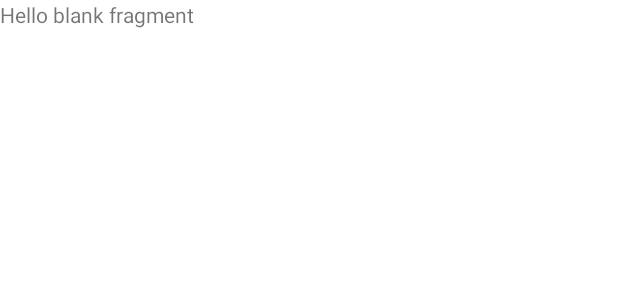
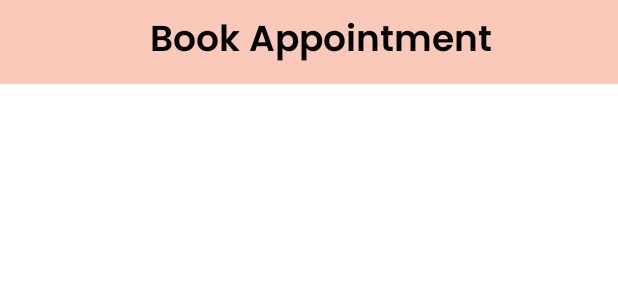
Before and after one commit to GautamSharma05/KampoApp, an Android app: the layout fragment_appointment.xml on its own in the app's theme, with its tools: preview values and no code run, on a phone screen of 412 x 824 dp. Shown: the top 300 px of the screen. Run offline under Robolectric (Android 15) with nearby library versions, the phone set to English and light mode, and no system bars.

Commit message:
Update Project

```diff
--- a/app/src/main/res/layout/fragment_appointment.xml
+++ b/app/src/main/res/layout/fragment_appointment.xml
@@ -1,14 +1,42 @@
 <?xml version="1.0" encoding="utf-8"?>
-<FrameLayout xmlns:android="http://schemas.android.com/apk/res/android"
+<androidx.constraintlayout.widget.ConstraintLayout
+    xmlns:android="http://schemas.android.com/apk/res/android"
+    xmlns:app="http://schemas.android.com/apk/res-auto"
     xmlns:tools="http://schemas.android.com/tools"
     android:layout_width="match_parent"
     android:layout_height="match_parent"
     tools:context=".Fragments.AppointmentFragment">
 
-    <!-- TODO: Update blank fragment layout -->
-    <TextView
+    <androidx.appcompat.widget.Toolbar
+        android:id="@+id/appointmentToolBar"
         android:layout_width="match_parent"
-        android:layout_height="match_parent"
-        android:text="@string/hello_blank_fragment" />
+        android:layout_height="wrap_content"
+        android:background="@color/pink"
+        android:minHeight="?attr/actionBarSize"
+        android:theme="?attr/actionBarTheme"
+        app:layout_constraintEnd_toEndOf="parent"
+        app:layout_constraintStart_toStartOf="parent"
+        app:layout_constraintTop_toTopOf="parent">
 
-</FrameLayout>
+        <LinearLayout
+            android:layout_width="match_parent"
+            android:layout_height="wrap_content"
+            android:orientation="horizontal">
+
+            <TextView
+                android:id="@+id/appointmenttHeading"
+                android:layout_width="match_parent"
+                android:layout_height="wrap_content"
+                android:fontFamily="@font/poppins_semibold"
+                android:gravity="center"
+                android:text="Book Appointment"
+                android:textColor="?android:textColorPrimary"
+                android:textSize="24sp"
+                tools:layout_editor_absoluteY="16dp" />
+
+
+        </LinearLayout>
+
+    </androidx.appcompat.widget.Toolbar>
+
+    </androidx.constraintlayout.widget.ConstraintLayout>
--- a/app/src/main/res/layout/fragment_home.xml
+++ b/app/src/main/res/layout/fragment_home.xml
@@ -14,7 +14,7 @@
         android:id="@+id/homeToolBar"
         android:layout_width="match_parent"
         android:layout_height="wrap_content"
-        android:background="?attr/color"
+        android:background="@color/pink"
         android:minHeight="?attr/actionBarSize"
         android:theme="?attr/actionBarTheme"
         app:layout_constraintEnd_toEndOf="parent"
@@ -31,7 +31,7 @@
                 android:fontFamily="@font/poppins_semibold"
                 android:gravity="center"
                 android:text="Kampo"
-                android:textColor="@color/pink"
+                android:textColor="?android:textColorPrimary"
                 android:textSize="24sp"
                 tools:layout_editor_absoluteY="16dp"/>
 
--- a/app/src/main/res/values/colors.xml
+++ b/app/src/main/res/values/colors.xml
@@ -8,4 +8,5 @@
     <color name="black">#FF000000</color>
     <color name="white">#FFFFFFFF</color>
     <color name="pink">#FAC9B9</color>
+    <color name="gray">#888</color>
 </resources>
```
Also changed, not shown: app/src/main/java/com/example/kampo/Fragments/AllWorkersFragment.java (+26 -1 lines), app/src/main/java/com/example/kampo/Fragments/AppointmentFragment.java (+12 -49 lines), app/src/main/java/com/example/kampo/Fragments/HomeFragment.java (+9 -1 lines), app/src/main/res/layout/fragment_all_workers.xml (+44 -6 lines).
